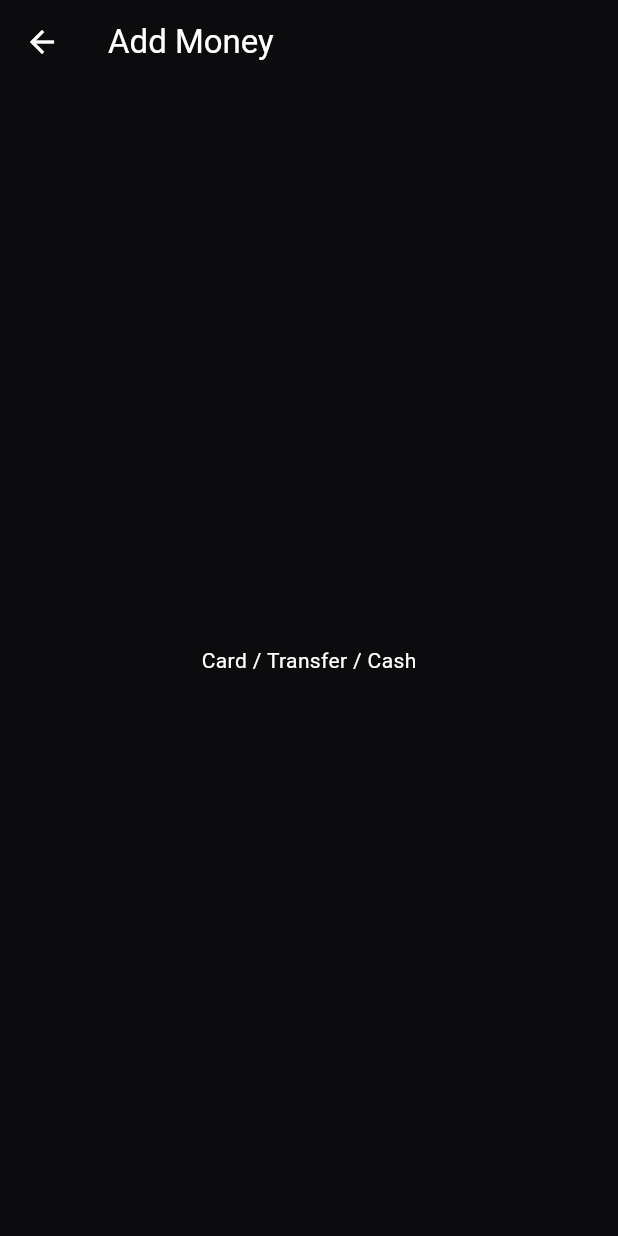
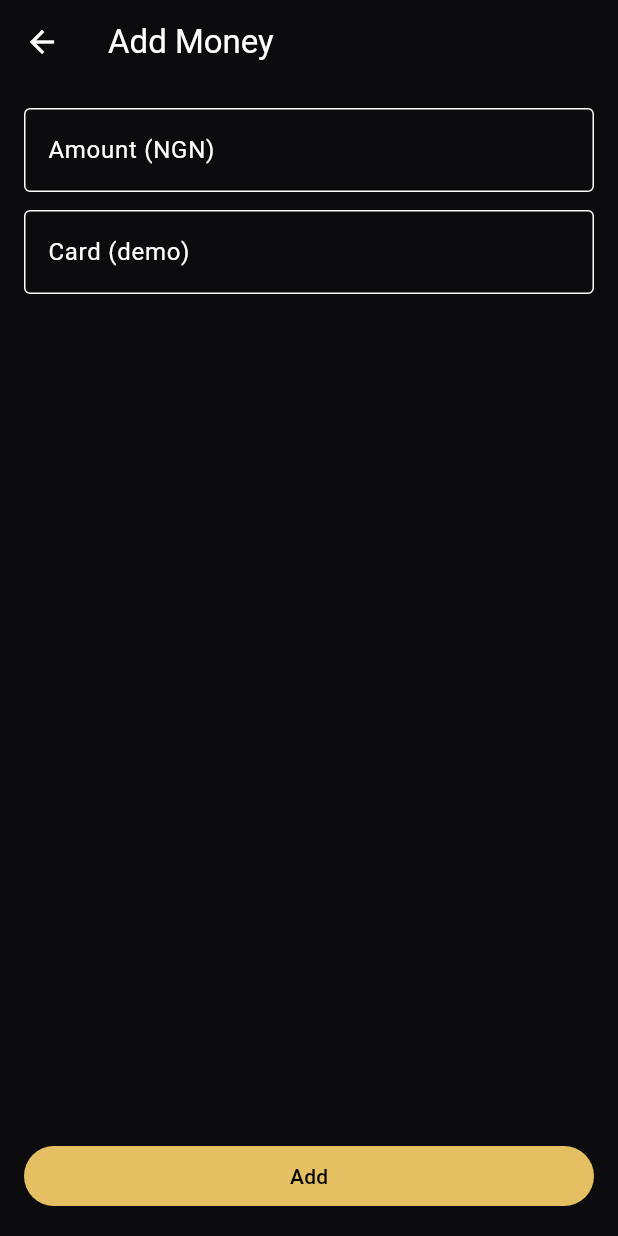
Before and after one commit to Tether-creator/zeus_app_premium, a Flutter app: the AddMoneyScreen screen opened by its route, on a phone screen of 412 x 824 dp. Run offline on Flutter 3.47's test engine with Material 3 defaults, Android fonts, the phone set to English and light mode, and no system bars; our stand-ins replace pdf, printing.

Commit message:
Update add_money_screen.dart

```diff
--- a/lib/screens/add_money_screen.dart
+++ b/lib/screens/add_money_screen.dart
@@ -1,7 +1,50 @@
 import 'package:flutter/material.dart';
-class AddMoneyScreen extends StatelessWidget {
-  const AddMoneyScreen({super.key});
+import '../state/app_state.dart';
+
+class AddMoneyScreen extends StatefulWidget {
+  const AddMoneyScreen({super.key, required this.state});
+  final AppState state;
   static const route = '/add-money';
+
   @override
-  Widget build(BuildContext context) => Scaffold(appBar: AppBar(title: const Text('Add Money')), body: const Center(child: Text('Card / Transfer / Cash')));
+  State<AddMoneyScreen> createState() => _AddMoneyScreenState();
 }
+
+class _AddMoneyScreenState extends State<AddMoneyScreen> {
+  final _form = GlobalKey<FormState>();
+  final _amount = TextEditingController();
+  final _card = TextEditingController();
+
+  @override
+  Widget build(BuildContext context) {
+    return Scaffold(
+      appBar: AppBar(title: const Text('Add Money')),
+      body: Padding(
+        padding: const EdgeInsets.all(16),
+        child: Form(
+          key: _form,
+          child: Column(
+            children: [
+              TextFormField(controller: _amount, decoration: const InputDecoration(labelText: 'Amount (NGN)', border: OutlineInputBorder()),
+                validator: (v)=> (v==null || double.tryParse(v)==null) ? 'Enter amount' : null),
+              const SizedBox(height:12),
+              TextFormField(controller: _card, decoration: const InputDecoration(labelText: 'Card (demo)', border: OutlineInputBorder()),
+                validator: (v)=> (v==null || v.length<12) ? 'Enter card' : null),
+              const Spacer(),
+              SizedBox(width: double.infinity, child: FilledButton(
+                onPressed: (){
+                  if(!_form.currentState!.validate()) return;
+                  final amt = double.parse(_amount.text);
+                  widget.state.credit('NGN', amt);
+                  ScaffoldMessenger.of(context).showSnackBar(const SnackBar(content: Text('Money added (demo)')));
+                  Navigator.pop(context);
+                },
+                child: const Text('Add'),
+              )),
+            ],
+          ),
+        ),
+      ),
+    );
+  }
+}
```
